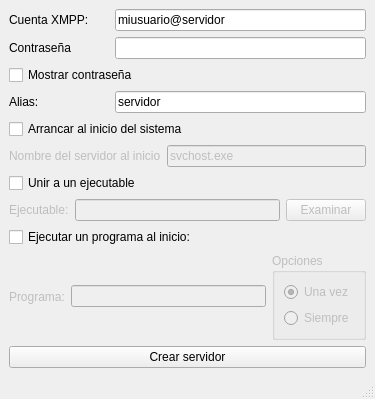
Above: src/cliente/Forms/ventanaopciones.ui from svn2github/demonio before the change. Below: the same form after it.
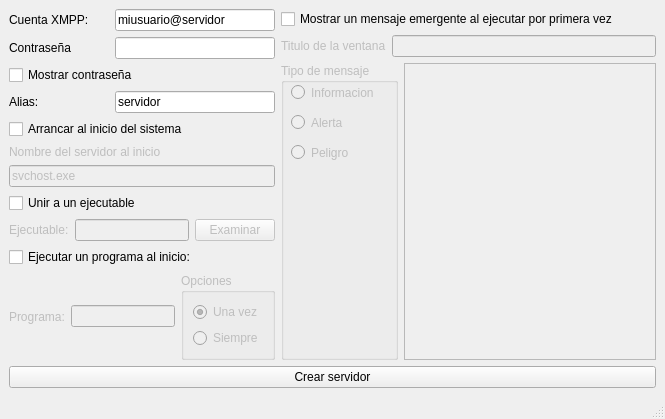
That is the form after the change.

The edit to the form file:
```diff
--- a/src/cliente/Forms/ventanaopciones.ui
+++ b/src/cliente/Forms/ventanaopciones.ui
@@ -6,16 +6,22 @@
    <rect>
     <x>0</x>
     <y>0</y>
-    <width>375</width>
-    <height>387</height>
+    <width>665</width>
+    <height>418</height>
    </rect>
   </property>
   <property name="windowTitle">
    <string>Configurar y crear un servidor</string>
   </property>
   <widget class="QWidget" name="centralwidget">
+   <layout class="QVBoxLayout" name="verticalLayout_6">
+    <item>
+     <layout class="QHBoxLayout" name="horizontalLayout_6">
+      <item>
    <layout class="QVBoxLayout" name="verticalLayout_4">
     <item>
+         <layout class="QVBoxLayout" name="verticalLayout">
+          <item>
      <layout class="QHBoxLayout" name="horizontalLayout">
       <item>
        <widget class="QLabel" name="label">
@@ -117,8 +123,6 @@
      </widget>
     </item>
     <item>
-     <layout class="QHBoxLayout" name="horizontalLayout_9">
-      <item>
        <widget class="QLabel" name="label_10">
         <property name="enabled">
          <bool>false</bool>
@@ -138,10 +142,6 @@
         </property>
        </widget>
       </item>
-     </layout>
-    </item>
-    <item>
-     <layout class="QVBoxLayout" name="verticalLayout">
       <item>
        <widget class="QCheckBox" name="checkJoiner">
         <property name="text">
@@ -186,8 +186,6 @@
      </layout>
     </item>
     <item>
-     <layout class="QVBoxLayout" name="verticalLayout_3">
-      <item>
        <widget class="QCheckBox" name="checkEjecutar">
         <property name="text">
          <string>Ejecutar un programa al inicio:</string>
@@ -195,6 +193,11 @@
        </widget>
       </item>
       <item>
+         <layout class="QHBoxLayout" name="horizontalLayout_9"/>
+        </item>
+        <item>
+         <layout class="QVBoxLayout" name="verticalLayout_3">
+          <item>
        <layout class="QHBoxLayout" name="horizontalLayout_10">
         <item>
          <widget class="QLabel" name="label_11">
@@ -249,6 +252,102 @@
       </item>
      </layout>
     </item>
+       </layout>
+      </item>
+      <item>
+       <layout class="QVBoxLayout" name="verticalLayout_5">
+        <item>
+         <widget class="QCheckBox" name="checkMensaje">
+          <property name="text">
+           <string>Mostrar un mensaje emergente al ejecutar por primera vez</string>
+          </property>
+         </widget>
+        </item>
+        <item>
+         <layout class="QHBoxLayout" name="capaMensaje1">
+          <item>
+           <widget class="QLabel" name="labelTitulo">
+            <property name="enabled">
+             <bool>false</bool>
+            </property>
+            <property name="text">
+             <string>Titulo de la ventana</string>
+            </property>
+           </widget>
+          </item>
+          <item>
+           <widget class="QLineEdit" name="textoTitulo">
+            <property name="enabled">
+             <bool>false</bool>
+            </property>
+           </widget>
+          </item>
+         </layout>
+        </item>
+        <item>
+         <layout class="QHBoxLayout" name="capaMensaje2">
+          <item>
+           <widget class="QGroupBox" name="tipoMensaje">
+            <property name="enabled">
+             <bool>false</bool>
+            </property>
+            <property name="title">
+             <string>Tipo de mensaje</string>
+            </property>
+            <widget class="QRadioButton" name="radioInformacion">
+             <property name="geometry">
+              <rect>
+               <x>10</x>
+               <y>20</y>
+               <width>84</width>
+               <height>19</height>
+              </rect>
+             </property>
+             <property name="text">
+              <string>Informacion</string>
+             </property>
+            </widget>
+            <widget class="QRadioButton" name="radioAlerta">
+             <property name="geometry">
+              <rect>
+               <x>10</x>
+               <y>50</y>
+               <width>84</width>
+               <height>19</height>
+              </rect>
+             </property>
+             <property name="text">
+              <string>Alerta</string>
+             </property>
+            </widget>
+            <widget class="QRadioButton" name="radioPeligro">
+             <property name="geometry">
+              <rect>
+               <x>10</x>
+               <y>80</y>
+               <width>84</width>
+               <height>19</height>
+              </rect>
+             </property>
+             <property name="text">
+              <string>Peligro</string>
+             </property>
+            </widget>
+           </widget>
+          </item>
+          <item>
+           <widget class="QTextEdit" name="textoMensaje">
+            <property name="enabled">
+             <bool>false</bool>
+            </property>
+           </widget>
+          </item>
+         </layout>
+        </item>
+       </layout>
+      </item>
+     </layout>
+    </item>
     <item>
      <widget class="QPushButton" name="botonCrearServidor">
       <property name="text">
```
Left out of the diff: 10 changed lines with no effect on the pictures. Lines whose indentation alone changed are shown as unchanged.
